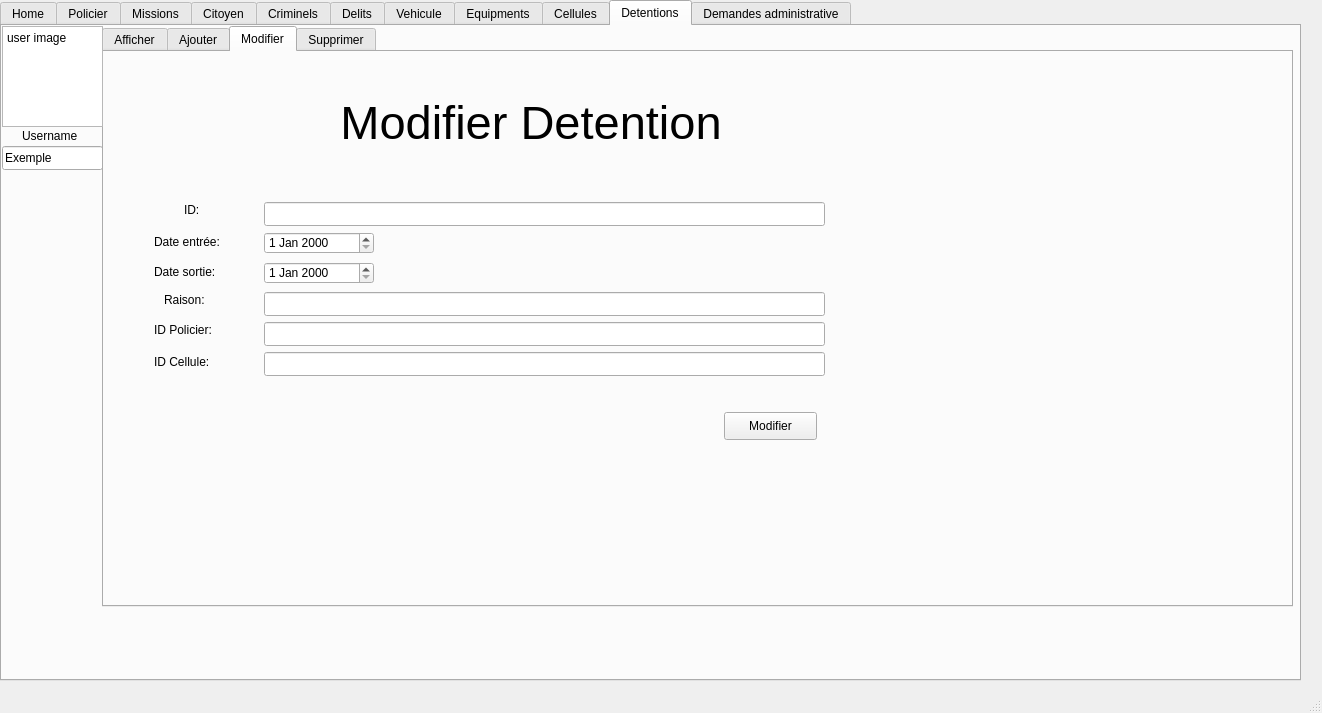
This is mainwindow.ui in Crystal-Blu/police-station-2A25 as Qt 5 draws it before an edit. The edited form follows.
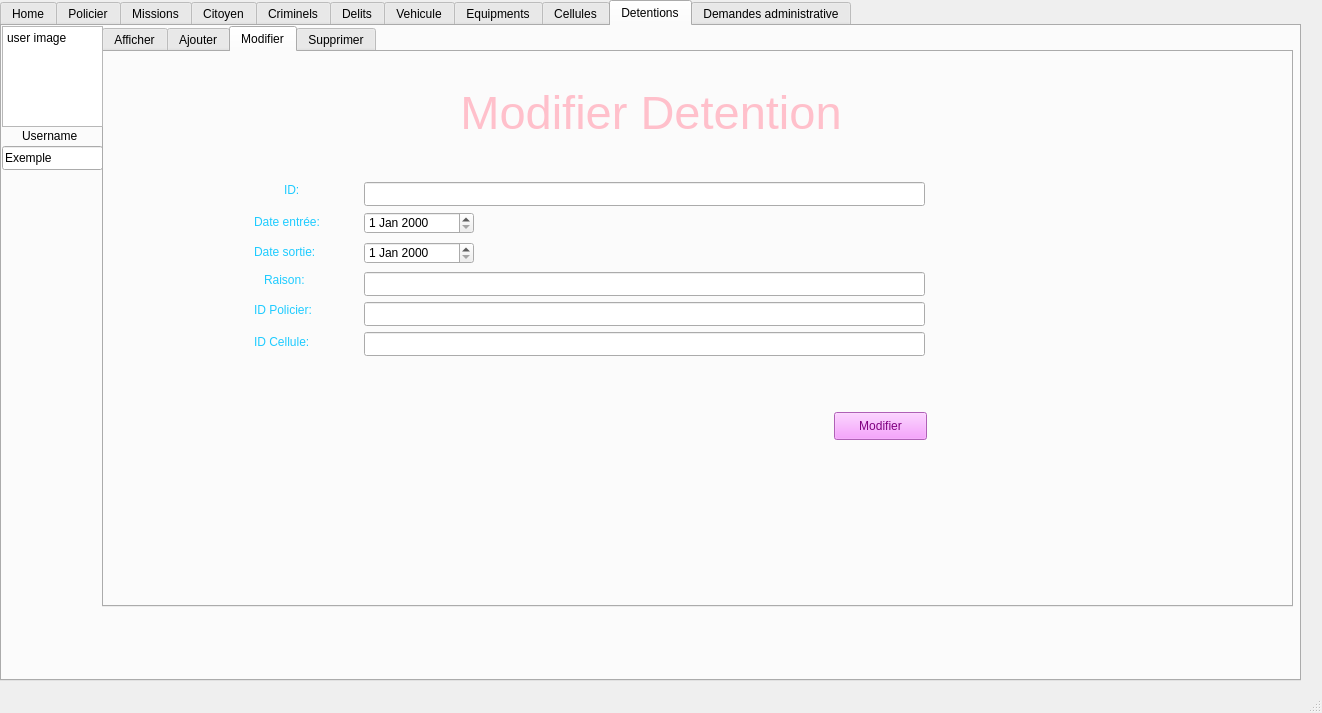
This is the edited form. The open tabs and pages were chosen to show the change.

Commit message: GUI + 3metiers + CRUD

What changed in the file:
```diff
--- a/mainwindow.ui
+++ b/mainwindow.ui
@@ -985,8 +985,8 @@
        <widget class="QLabel" name="label_12">
         <property name="geometry">
          <rect>
-          <x>180</x>
-          <y>20</y>
+          <x>300</x>
+          <y>10</y>
           <width>481</width>
           <height>101</height>
          </rect>
@@ -996,6 +996,9 @@
           <pointsize>35</pointsize>
          </font>
         </property>
+        <property name="styleSheet">
+         <string notr="true">color:pink</string>
+        </property>
         <property name="lineWidth">
          <number>5</number>
         </property>
@@ -1012,12 +1015,16 @@
        <widget class="QPushButton" name="pushButton_modifier2">
         <property name="geometry">
          <rect>
-          <x>620</x>
+          <x>730</x>
           <y>360</y>
           <width>93</width>
           <height>28</height>
          </rect>
         </property>
+        <property name="styleSheet">
+         <string notr="true">color:purple;
+background-color: rgb(245, 134, 255);</string>
+        </property>
         <property name="text">
          <string>Modifier</string>
         </property>
@@ -1025,8 +1032,8 @@
        <widget class="QLineEdit" name="lineEdit_11">
         <property name="geometry">
          <rect>
-          <x>160</x>
-          <y>150</y>
+          <x>260</x>
+          <y>130</y>
           <width>561</width>
           <height>24</height>
          </rect>
@@ -1038,8 +1045,8 @@
        <widget class="QLineEdit" name="lineEdit_15">
         <property name="geometry">
          <rect>
-          <x>160</x>
-          <y>240</y>
+          <x>260</x>
+          <y>220</y>
           <width>561</width>
           <height>24</height>
          </rect>
@@ -1051,8 +1058,8 @@
        <widget class="QLineEdit" name="lineEdit_17">
         <property name="geometry">
          <rect>
-          <x>160</x>
-          <y>270</y>
+          <x>260</x>
+          <y>250</y>
           <width>561</width>
           <height>24</height>
          </rect>
@@ -1064,8 +1071,8 @@
        <widget class="QLineEdit" name="lineEdit_18">
         <property name="geometry">
          <rect>
-          <x>160</x>
-          <y>300</y>
+          <x>260</x>
+          <y>280</y>
           <width>561</width>
           <height>24</height>
          </rect>
@@ -1077,12 +1084,15 @@
        <widget class="QLabel" name="label_53">
         <property name="geometry">
          <rect>
-          <x>50</x>
-          <y>180</y>
+          <x>150</x>
+          <y>160</y>
           <width>81</width>
           <height>20</height>
          </rect>
         </property>
+        <property name="styleSheet">
+         <string notr="true">color:rgb(30, 203, 255)</string>
+        </property>
         <property name="text">
          <string>Date entrée:</string>
         </property>
@@ -1090,12 +1100,15 @@
        <widget class="QLabel" name="label_54">
         <property name="geometry">
          <rect>
-          <x>50</x>
-          <y>210</y>
+          <x>150</x>
+          <y>190</y>
           <width>81</width>
           <height>20</height>
          </rect>
         </property>
+        <property name="styleSheet">
+         <string notr="true">color:rgb(30, 203, 255)</string>
+        </property>
         <property name="text">
          <string>Date sortie:</string>
         </property>
@@ -1103,12 +1116,15 @@
        <widget class="QLabel" name="label_55">
         <property name="geometry">
          <rect>
-          <x>50</x>
-          <y>300</y>
+          <x>150</x>
+          <y>280</y>
           <width>71</width>
           <height>20</height>
          </rect>
         </property>
+        <property name="styleSheet">
+         <string notr="true">color:rgb(30, 203, 255)</string>
+        </property>
         <property name="text">
          <string>ID Cellule:</string>
         </property>
@@ -1116,12 +1132,15 @@
        <widget class="QLabel" name="label_56">
         <property name="geometry">
          <rect>
-          <x>50</x>
-          <y>270</y>
+          <x>150</x>
+          <y>250</y>
           <width>71</width>
           <height>16</height>
          </rect>
         </property>
+        <property name="styleSheet">
+         <string notr="true">color:rgb(30, 203, 255)</string>
+        </property>
         <property name="text">
          <string>ID Policier:</string>
         </property>
@@ -1129,12 +1148,15 @@
        <widget class="QLabel" name="label_57">
         <property name="geometry">
          <rect>
-          <x>80</x>
-          <y>150</y>
+          <x>180</x>
+          <y>130</y>
           <width>55</width>
           <height>16</height>
          </rect>
         </property>
+        <property name="styleSheet">
+         <string notr="true">color:rgb(30, 203, 255)</string>
+        </property>
         <property name="text">
          <string>ID:</string>
         </property>
@@ -1142,12 +1164,15 @@
        <widget class="QLabel" name="label_58">
         <property name="geometry">
          <rect>
-          <x>60</x>
-          <y>240</y>
+          <x>160</x>
+          <y>220</y>
           <width>55</width>
           <height>16</height>
          </rect>
         </property>
+        <property name="styleSheet">
+         <string notr="true">color:rgb(30, 203, 255)</string>
+        </property>
         <property name="text">
          <string>Raison:</string>
         </property>
@@ -1155,8 +1180,8 @@
        <widget class="QDateEdit" name="dateEdit_3">
         <property name="geometry">
          <rect>
-          <x>160</x>
-          <y>180</y>
+          <x>260</x>
+          <y>160</y>
           <width>110</width>
           <height>22</height>
          </rect>
@@ -1165,8 +1190,8 @@
        <widget class="QDateEdit" name="dateEdit_4">
         <property name="geometry">
          <rect>
-          <x>160</x>
-          <y>210</y>
+          <x>260</x>
+          <y>190</y>
           <width>110</width>
           <height>22</height>
          </rect>
```
Left out of the diff: 194 changed lines with no effect on the pictures. The commit also changes 3 other files.
